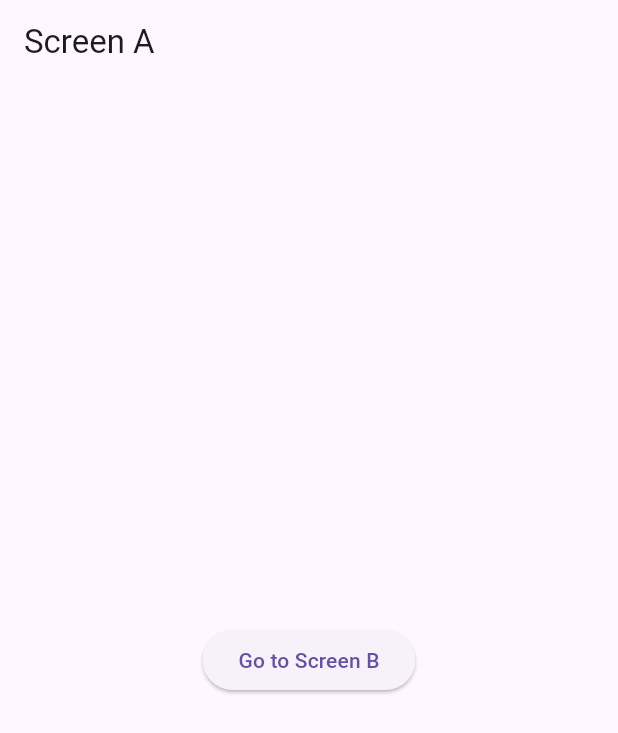
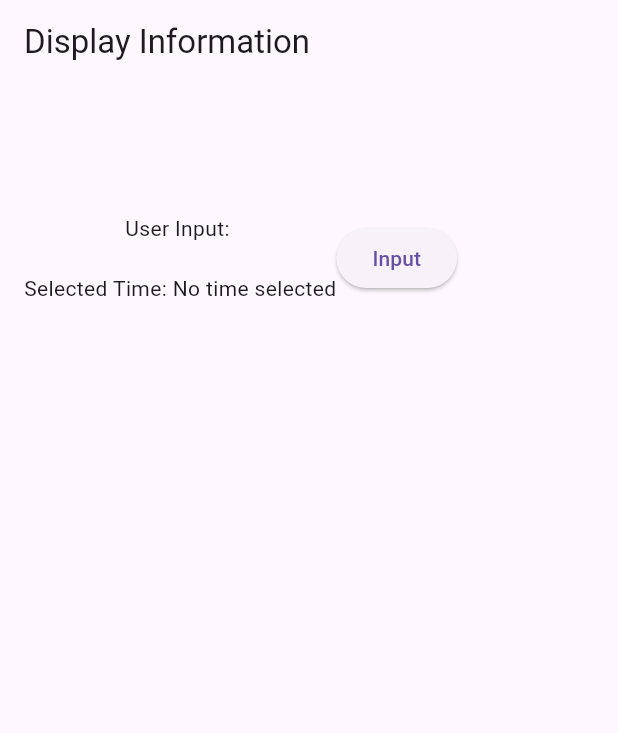
Before and after one commit to Shinigami-7/flutter-pratice, a Flutter app: the screen it shows after launch, on a phone screen of 412 x 824 dp. Shown: the top 733 px of the screen. Run offline on Flutter 3.47's test engine with Material 3 defaults, Android fonts, the phone set to English and light mode, and no system bars.

Commit message:
making 3 screen and passing the value of screen2 and screen3 to screen1

```diff
--- a/lib/main.dart
+++ b/lib/main.dart
@@ -13,7 +13,7 @@
       theme: ThemeData(
         primarySwatch: Colors.blue,
       ),
-      home: ScreenA(),
+      home: DisplayScreen(userInput: '',),
     );
   }
 }
--- a/lib/screen1.dart
+++ b/lib/screen1.dart
@@ -1,28 +1,43 @@
 import 'package:flutter/material.dart';
 import 'package:flutter_pratice/screen2.dart';
 
-class ScreenA extends StatelessWidget {
+class DisplayScreen extends StatelessWidget {
+  final String userInput;
+  final TimeOfDay? selectedTime;
+
+  const DisplayScreen({Key? key, required this.userInput, this.selectedTime}) : super(key: key);
+
   @override
   Widget build(BuildContext context) {
-    // Example list of integers
-    List<int> numbers = [1, 2, 3, 4, 5];
-
     return Scaffold(
       appBar: AppBar(
-        title: Text('Screen A'),
+        title: const Text('Display Information'),
       ),
-      body: Center(
-        child: ElevatedButton(
-          onPressed: () {
-            // Navigate to Screen B with the list of integers
-            Navigator.push(
-              context,
-              MaterialPageRoute(
-                builder: (context) => ScreenB(numbers: numbers),
+      body: Padding(
+        padding: const EdgeInsets.all(16.0),
+        child: Column(
+          crossAxisAlignment: CrossAxisAlignment.start,
+          children: [
+            Container(
+              child:
+              Row(
+                children: [
+                  Column(
+                    children: [
+                      Text('User Input: $userInput'),
+                      SizedBox(height: 20),
+                      Text('Selected Time: ${selectedTime != null ? selectedTime!.format(context) : 'No time selected'}'),
+                    ],
+                  ),
+                  SizedBox(height: 200,),
+                  ElevatedButton(onPressed: (){
+                    Navigator.push(context, MaterialPageRoute(builder: (context)=>InputScreen()));
+                  }, child: Text("Input"))
+                ],
               ),
-            );
-          },
-          child: Text('Go to Screen B'),
+
+            )
+          ],
         ),
       ),
     );
```
Also changed, not shown: lib/screen2.dart (+38 -13 lines), lib/screen3.dart (added, +56 -0 lines), 1 other file.
